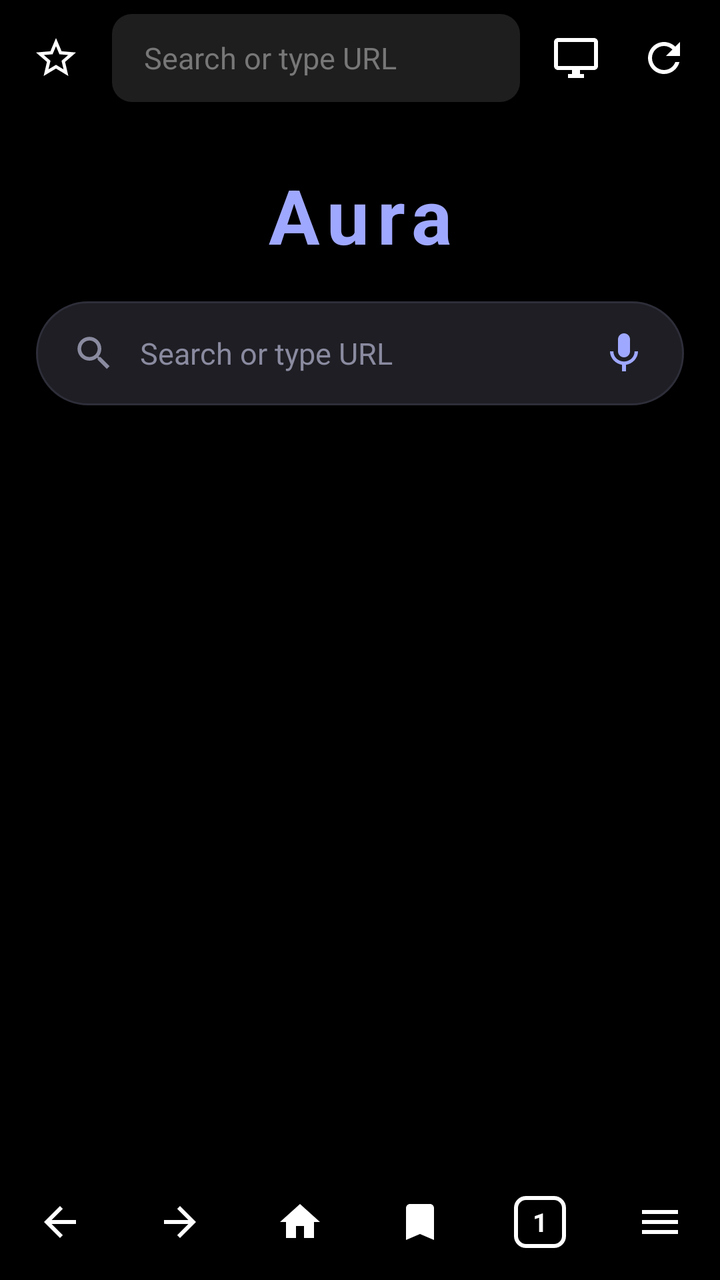
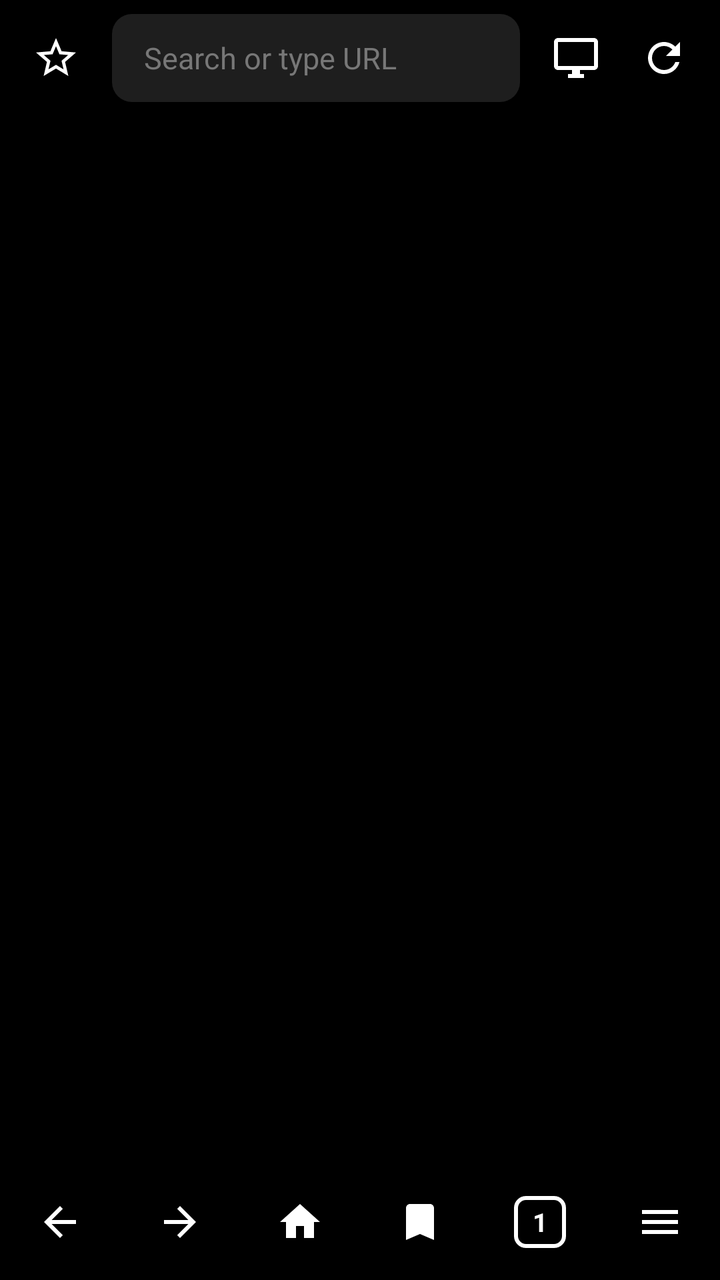

Compare the two renders of this Android layout. The source of the first and the diff that turns it into the second are given below.
<!-- AndroidManifest.xml: application theme AppTheme -->
<!-- res/layout/activity_main.xml -->
<?xml version="1.0" encoding="utf-8"?>
<LinearLayout xmlns:android="http://schemas.android.com/apk/res/android"
    android:layout_width="match_parent"
    android:layout_height="match_parent"
    android:background="#000000"
    android:orientation="vertical">

    <LinearLayout
        android:id="@+id/topBar"
        android:layout_width="match_parent"
        android:layout_height="58dp"
        android:gravity="center_vertical"
        android:orientation="horizontal"
        android:paddingStart="6dp"
        android:paddingEnd="6dp">

        <ImageView
            android:id="@+id/btnStar"
            android:layout_width="44dp"
            android:layout_height="44dp"
            android:background="?attr/selectableItemBackgroundBorderless"
            android:padding="10dp"
            android:src="@drawable/ic_star_border"
            android:tint="#FFFFFF" />

        <EditText
            android:id="@+id/urlBar"
            android:layout_width="0dp"
            android:layout_height="44dp"
            android:layout_marginStart="6dp"
            android:layout_marginEnd="6dp"
            android:layout_weight="1"
            android:background="@drawable/bg_url"
            android:gravity="center_vertical"
            android:hint="Search or type URL"
            android:imeOptions="actionGo"
            android:inputType="textUri"
            android:paddingStart="16dp"
            android:paddingEnd="16dp"
            android:selectAllOnFocus="true"
            android:textColor="#FFFFFF"
            android:textColorHint="#777777"
            android:textSize="15sp" />

        <ImageView
            android:id="@+id/btnDesktop"
            android:layout_width="44dp"
            android:layout_height="44dp"
            android:background="?attr/selectableItemBackgroundBorderless"
            android:padding="10dp"
            android:src="@drawable/ic_desktop"
            android:tint="#FFFFFF" />

        <ImageView
            android:id="@+id/btnRefresh"
            android:layout_width="44dp"
            android:layout_height="44dp"
            android:background="?attr/selectableItemBackgroundBorderless"
            android:padding="10dp"
            android:src="@drawable/ic_refresh"
            android:tint="#FFFFFF" />
    </LinearLayout>

    <ProgressBar
        android:id="@+id/progress"
        style="?android:attr/progressBarStyleHorizontal"
        android:layout_width="match_parent"
        android:layout_height="3dp"
        android:max="100"
        android:progressTint="#7C8CFF"
        android:visibility="gone" />

    <LinearLayout
        android:id="@+id/findBar"
        android:layout_width="match_parent"
        android:layout_height="52dp"
        android:background="#1E1E1E"
        android:gravity="center_vertical"
        android:orientation="horizontal"
        android:paddingStart="16dp"
        android:visibility="gone">

        <EditText
            android:id="@+id/findInput"
            android:layout_width="0dp"
            android:layout_height="match_parent"
            android:layout_weight="1"
            android:background="@null"
            android:hint="Find in page"
            android:inputType="text"
            android:maxLines="1"
            android:textColor="#FFFFFF"
            android:textColorHint="#777777"
            android:textSize="15sp" />

        <ImageView
            android:id="@+id/findPrev"
            android:layout_width="44dp"
            android:layout_height="match_parent"
            android:padding="10dp"
            android:src="@drawable/ic_arrow_up"
            android:tint="#FFFFFF" />

        <ImageView
            android:id="@+id/findNext"
            android:layout_width="44dp"
            android:layout_height="match_parent"
            android:padding="10dp"
            android:src="@drawable/ic_arrow_down"
            android:tint="#FFFFFF" />

        <ImageView
            android:id="@+id/findClose"
            android:layout_width="44dp"
            android:layout_height="match_parent"
            android:padding="12dp"
            android:src="@drawable/ic_close"
            android:tint="#FFFFFF" />
    </LinearLayout>

    <FrameLayout
        android:id="@+id/content"
        android:layout_width="match_parent"
        android:layout_height="0dp"
        android:layout_weight="1">

        <ScrollView
            android:id="@+id/homeView"
            android:layout_width="match_parent"
            android:layout_height="match_parent"
            android:fillViewport="true">

            <LinearLayout
                android:layout_width="match_parent"
                android:layout_height="wrap_content"
                android:orientation="vertical"
                android:paddingTop="24dp">

                <TextView
                    android:layout_width="match_parent"
                    android:layout_height="wrap_content"
                    android:gravity="center"
                    android:letterSpacing="0.1"
                    android:text="Aura"
                    android:textColor="#9FA8FF"
                    android:textSize="38sp"
                    android:textStyle="bold" />

                <LinearLayout
                    android:id="@+id/homeSearch"
                    android:layout_width="match_parent"
                    android:layout_height="52dp"
                    android:layout_marginStart="18dp"
                    android:layout_marginTop="18dp"
                    android:layout_marginEnd="18dp"
                    android:background="@drawable/bg_pill"
                    android:gravity="center_vertical"
                    android:orientation="horizontal"
                    android:paddingStart="18dp"
                    android:paddingEnd="8dp">

                    <ImageView
                        android:layout_width="22dp"
                        android:layout_height="22dp"
                        android:src="@drawable/ic_search"
                        android:tint="#8A8AA0" />

                    <TextView
                        android:layout_width="0dp"
                        android:layout_height="wrap_content"
                        android:layout_weight="1"
                        android:paddingStart="12dp"
                        android:text="Search or type URL"
                        android:textColor="#8A8AA0"
                        android:textSize="15sp" />

                    <ImageView
                        android:id="@+id/homeMic"
                        android:layout_width="44dp"
                        android:layout_height="44dp"
                        android:background="?attr/selectableItemBackgroundBorderless"
                        android:padding="10dp"
                        android:src="@drawable/ic_mic"
                        android:tint="#9FA8FF" />
                </LinearLayout>


                <TextView
                    android:id="@+id/homeStatus"
                    android:layout_width="match_parent"
                    android:layout_height="wrap_content"
                    android:layout_marginTop="16dp"
                    android:gravity="center"
                    android:textColor="#777790"
                    android:textSize="12sp" />

                <TextView
                    android:id="@+id/homeNote"
                    android:layout_width="match_parent"
                    android:layout_height="wrap_content"
                    android:gravity="center"
                    android:padding="12dp"
                    android:text="Private tab — history is not saved"
                    android:textColor="#B39DDB"
                    android:textSize="14sp"
                    android:visibility="gone" />

                <GridLayout
                    android:id="@+id/dialGrid"
                    android:layout_width="match_parent"
                    android:layout_height="wrap_content"
                    android:layout_marginTop="8dp"
                    android:columnCount="5" />
            </LinearLayout>
        </ScrollView>
    </FrameLayout>

    <LinearLayout
        android:id="@+id/bottomBar"
        android:layout_width="match_parent"
        android:layout_height="58dp"
        android:background="#000000"
        android:gravity="center_vertical"
        android:orientation="horizontal">

        <ImageView
            android:id="@+id/navBack"
            android:layout_width="0dp"
            android:layout_height="match_parent"
            android:layout_weight="1"
            android:background="?attr/selectableItemBackgroundBorderless"
            android:padding="17dp"
            android:src="@drawable/ic_arrow_back"
            android:tint="#FFFFFF" />

        <ImageView
            android:id="@+id/navFwd"
            android:layout_width="0dp"
            android:layout_height="match_parent"
            android:layout_weight="1"
            android:background="?attr/selectableItemBackgroundBorderless"
            android:padding="17dp"
            android:src="@drawable/ic_arrow_forward"
            android:tint="#FFFFFF" />

        <ImageView
            android:id="@+id/navHome"
            android:layout_width="0dp"
            android:layout_height="match_parent"
            android:layout_weight="1"
            android:background="?attr/selectableItemBackgroundBorderless"
            android:padding="17dp"
            android:src="@drawable/ic_home"
            android:tint="#FFFFFF" />

        <ImageView
            android:id="@+id/navBookmarks"
            android:layout_width="0dp"
            android:layout_height="match_parent"
            android:layout_weight="1"
            android:background="?attr/selectableItemBackgroundBorderless"
            android:padding="17dp"
            android:src="@drawable/ic_bookmark"
            android:tint="#FFFFFF" />

        <FrameLayout
            android:id="@+id/navTabs"
            android:layout_width="0dp"
            android:layout_height="match_parent"
            android:layout_weight="1"
            android:background="?attr/selectableItemBackgroundBorderless">

            <TextView
                android:id="@+id/tabCount"
                android:layout_width="26dp"
                android:layout_height="26dp"
                android:layout_gravity="center"
                android:background="@drawable/bg_tab_count"
                android:gravity="center"
                android:text="1"
                android:textColor="#FFFFFF"
                android:textSize="13sp"
                android:textStyle="bold" />
        </FrameLayout>

        <ImageView
            android:id="@+id/navMenu"
            android:layout_width="0dp"
            android:layout_height="match_parent"
            android:layout_weight="1"
            android:background="?attr/selectableItemBackgroundBorderless"
            android:padding="17dp"
            android:src="@drawable/ic_menu"
            android:tint="#FFFFFF" />
    </LinearLayout>
</LinearLayout>
<!-- resources referenced by this layout -->
<resources>
  <!-- drawable bg_pill (drawable) -->
  <?xml version="1.0" encoding="utf-8"?>
  <shape xmlns:android="http://schemas.android.com/apk/res/android" android:shape="rectangle">
      <solid android:color="#1E1E24" />
      <stroke android:width="1dp" android:color="#2E2E3A" />
      <corners android:radius="28dp" />
  </shape>
  <!-- drawable bg_tab_count (drawable) -->
  <?xml version="1.0" encoding="utf-8"?>
  <shape xmlns:android="http://schemas.android.com/apk/res/android" android:shape="rectangle">
      <stroke android:width="2dp" android:color="#FFFFFF" />
      <corners android:radius="5dp" />
  </shape>
  <!-- drawable bg_url (drawable) -->
  <?xml version="1.0" encoding="utf-8"?>
  <shape xmlns:android="http://schemas.android.com/apk/res/android" android:shape="rectangle">
      <solid android:color="#1E1E1E" />
      <corners android:radius="10dp" />
  </shape>
  <!-- drawable ic_arrow_down (drawable) -->
  <?xml version="1.0" encoding="utf-8"?>
  <vector xmlns:android="http://schemas.android.com/apk/res/android"
      android:width="24dp"
      android:height="24dp"
      android:viewportWidth="24"
      android:viewportHeight="24">
      <path
          android:fillColor="#FFFFFFFF"
          android:pathData="M7.41,8.59L12,13.17l4.59,-4.58L18,10l-6,6 -6,-6 1.41,-1.41z" />
  </vector>
  <!-- drawable ic_arrow_up (drawable) -->
  <?xml version="1.0" encoding="utf-8"?>
  <vector xmlns:android="http://schemas.android.com/apk/res/android"
      android:width="24dp"
      android:height="24dp"
      android:viewportWidth="24"
      android:viewportHeight="24">
      <path
          android:fillColor="#FFFFFFFF"
          android:pathData="M7.41,15.41L12,10.83l4.59,4.58L18,14l-6,-6 -6,6z" />
  </vector>
  <!-- drawable ic_home (drawable) -->
  <?xml version="1.0" encoding="utf-8"?>
  <vector xmlns:android="http://schemas.android.com/apk/res/android"
      android:width="24dp"
      android:height="24dp"
      android:viewportWidth="24"
      android:viewportHeight="24">
      <path
          android:fillColor="#FFFFFFFF"
          android:pathData="M10,20v-6h4v6h5v-8h3L12,3 2,12h3v8z" />
  </vector>
  <!-- drawable ic_menu (drawable) -->
  <?xml version="1.0" encoding="utf-8"?>
  <vector xmlns:android="http://schemas.android.com/apk/res/android"
      android:width="24dp"
      android:height="24dp"
      android:viewportWidth="24"
      android:viewportHeight="24">
      <path
          android:fillColor="#FFFFFFFF"
          android:pathData="M3,18h18v-2H3v2zM3,13h18v-2H3v2zM3,6v2h18V6H3z" />
  </vector>
  <!-- drawable ic_mic (drawable) -->
  <?xml version="1.0" encoding="utf-8"?>
  <vector xmlns:android="http://schemas.android.com/apk/res/android"
      android:width="24dp"
      android:height="24dp"
      android:viewportWidth="24"
      android:viewportHeight="24">
      <path
          android:fillColor="#FFFFFFFF"
          android:pathData="M12,14c1.66,0 3,-1.34 3,-3V5c0,-1.66 -1.34,-3 -3,-3S9,3.34 9,5v6c0,1.66 1.34,3 3,3zM17.3,11c0,3 -2.54,5.1 -5.3,5.1S6.7,14 6.7,11H5c0,3.41 2.72,6.23 6,6.72V21h2v-3.28c3.28,-0.48 6,-3.3 6,-6.72h-1.7z" />
  </vector>
  <!-- drawable ic_search (drawable) -->
  <?xml version="1.0" encoding="utf-8"?>
  <vector xmlns:android="http://schemas.android.com/apk/res/android"
      android:width="24dp"
      android:height="24dp"
      android:viewportWidth="24"
      android:viewportHeight="24">
      <path
          android:fillColor="#FFFFFFFF"
          android:pathData="M15.5,14h-0.79l-0.28,-0.27C15.41,12.59 16,11.11 16,9.5 16,5.91 13.09,3 9.5,3S3,5.91 3,9.5 5.91,16 9.5,16c1.61,0 3.09,-0.59 4.23,-1.57l0.27,0.28v0.79l5,4.99L20.49,19l-4.99,-5zM9.5,14C7.01,14 5,11.99 5,9.5S7.01,5 9.5,5 14,7.01 14,9.5 11.99,14 9.5,14z" />
  </vector>
  <style name="AppTheme" parent="Theme.Material3.Dark.NoActionBar">
          <item name="android:statusBarColor">@android:color/black</item>
          <item name="android:navigationBarColor">@android:color/black</item>
          <item name="android:windowBackground">@android:color/black</item>
      </style>
  <!-- unchanged entries left out for length: 7 -->
</resources>

<!-- the commit's change to res/layout/activity_main.xml (unified diff, before → after) -->
@@ -136,63 +136,9 @@
                 android:orientation="vertical"
                 android:paddingTop="24dp">
 
-                <TextView
-                    android:layout_width="match_parent"
-                    android:layout_height="wrap_content"
-                    android:gravity="center"
-                    android:letterSpacing="0.1"
-                    android:text="Aura"
-                    android:textColor="#9FA8FF"
-                    android:textSize="38sp"
-                    android:textStyle="bold" />
-
-                <LinearLayout
-                    android:id="@+id/homeSearch"
-                    android:layout_width="match_parent"
-                    android:layout_height="52dp"
-                    android:layout_marginStart="18dp"
-                    android:layout_marginTop="18dp"
-                    android:layout_marginEnd="18dp"
-                    android:background="@drawable/bg_pill"
-                    android:gravity="center_vertical"
-                    android:orientation="horizontal"
-                    android:paddingStart="18dp"
-                    android:paddingEnd="8dp">
-
-                    <ImageView
-                        android:layout_width="22dp"
-                        android:layout_height="22dp"
-                        android:src="@drawable/ic_search"
-                        android:tint="#8A8AA0" />
-
-                    <TextView
-                        android:layout_width="0dp"
-                        android:layout_height="wrap_content"
-                        android:layout_weight="1"
-                        android:paddingStart="12dp"
-                        android:text="Search or type URL"
-                        android:textColor="#8A8AA0"
-                        android:textSize="15sp" />
-
-                    <ImageView
-                        android:id="@+id/homeMic"
-                        android:layout_width="44dp"
-                        android:layout_height="44dp"
-                        android:background="?attr/selectableItemBackgroundBorderless"
-                        android:padding="10dp"
-                        android:src="@drawable/ic_mic"
-                        android:tint="#9FA8FF" />
-                </LinearLayout>
-
-
-                <TextView
-                    android:id="@+id/homeStatus"
-                    android:layout_width="match_parent"
-                    android:layout_height="wrap_content"
-                    android:layout_marginTop="16dp"
-                    android:gravity="center"
-                    android:textColor="#777790"
-                    android:textSize="12sp" />
+
+
+
 
                 <TextView
                     android:id="@+id/homeNote"
<!-- resource entries referenced after the edit -->
@@ -1,12 +1,5 @@
 <!-- resources referenced by this layout -->
 <resources>
-  <!-- drawable bg_pill (drawable) -->
-  <?xml version="1.0" encoding="utf-8"?>
-  <shape xmlns:android="http://schemas.android.com/apk/res/android" android:shape="rectangle">
-      <solid android:color="#1E1E24" />
-      <stroke android:width="1dp" android:color="#2E2E3A" />
-      <corners android:radius="28dp" />
-  </shape>
   <!-- drawable bg_tab_count (drawable) -->
   <?xml version="1.0" encoding="utf-8"?>
   <shape xmlns:android="http://schemas.android.com/apk/res/android" android:shape="rectangle">
@@ -63,28 +56,6 @@
           android:fillColor="#FFFFFFFF"
           android:pathData="M3,18h18v-2H3v2zM3,13h18v-2H3v2zM3,6v2h18V6H3z" />
   </vector>
-  <!-- drawable ic_mic (drawable) -->
-  <?xml version="1.0" encoding="utf-8"?>
-  <vector xmlns:android="http://schemas.android.com/apk/res/android"
-      android:width="24dp"
-      android:height="24dp"
-      android:viewportWidth="24"
-      android:viewportHeight="24">
-      <path
-          android:fillColor="#FFFFFFFF"
-          android:pathData="M12,14c1.66,0 3,-1.34 3,-3V5c0,-1.66 -1.34,-3 -3,-3S9,3.34 9,5v6c0,1.66 1.34,3 3,3zM17.3,11c0,3 -2.54,5.1 -5.3,5.1S6.7,14 6.7,11H5c0,3.41 2.72,6.23 6,6.72V21h2v-3.28c3.28,-0.48 6,-3.3 6,-6.72h-1.7z" />
-  </vector>
-  <!-- drawable ic_search (drawable) -->
-  <?xml version="1.0" encoding="utf-8"?>
-  <vector xmlns:android="http://schemas.android.com/apk/res/android"
-      android:width="24dp"
-      android:height="24dp"
-      android:viewportWidth="24"
-      android:viewportHeight="24">
-      <path
-          android:fillColor="#FFFFFFFF"
-          android:pathData="M15.5,14h-0.79l-0.28,-0.27C15.41,12.59 16,11.11 16,9.5 16,5.91 13.09,3 9.5,3S3,5.91 3,9.5 5.91,16 9.5,16c1.61,0 3.09,-0.59 4.23,-1.57l0.27,0.28v0.79l5,4.99L20.49,19l-4.99,-5zM9.5,14C7.01,14 5,11.99 5,9.5S7.01,5 9.5,5 14,7.01 14,9.5 11.99,14 9.5,14z" />
-  </vector>
   <style name="AppTheme" parent="Theme.Material3.Dark.NoActionBar">
           <item name="android:statusBarColor">@android:color/black</item>
           <item name="android:navigationBarColor">@android:color/black</item>
